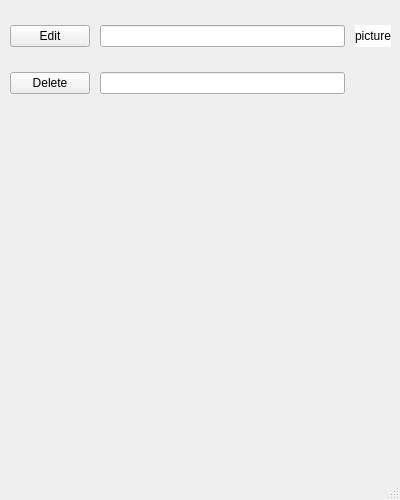
Old version of the form employeeAttendanceApp/ui/employList.ui in the repository AliValizade/Python_mini_projects.
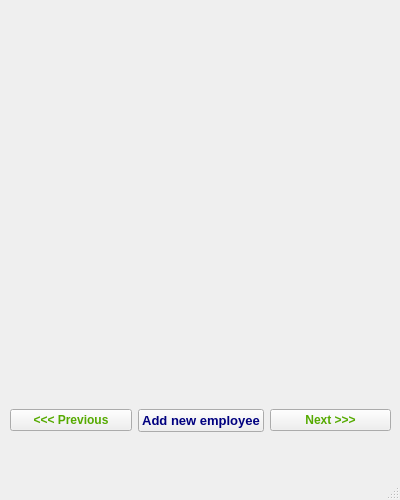
New version of the form.

Diff of the .ui file:
```diff
--- a/employeeAttendanceApp/ui/employList.ui
+++ b/employeeAttendanceApp/ui/employList.ui
@@ -13,55 +13,100 @@
   <property name="windowTitle">
    <string>List of employees</string>
   </property>
+  <property name="styleSheet">
+   <string notr="true">align-items: end;</string>
+  </property>
   <widget class="QWidget" name="centralwidget">
    <widget class="QWidget" name="gridLayoutWidget">
     <property name="geometry">
      <rect>
       <x>10</x>
-      <y>10</y>
+      <y>409</y>
       <width>381</width>
-      <height>101</height>
+      <height>50</height>
      </rect>
     </property>
-    <layout class="QGridLayout" name="gridLayout" rowstretch="0,0">
-     <property name="spacing">
-      <number>10</number>
-     </property>
+    <layout class="QGridLayout" name="gridLayout1">
      <item row="0" column="1">
-      <widget class="QLineEdit" name="lineEdit_name"/>
-     </item>
-     <item row="1" column="1">
-      <widget class="QLineEdit" name="lineEdit_pos"/>
-     </item>
-     <item row="1" column="0">
-      <widget class="QPushButton" name="delete_btn">
+      <widget class="QPushButton" name="add_btn">
+       <property name="font">
+        <font>
+         <pointsize>10</pointsize>
+         <bold>true</bold>
+        </font>
+       </property>
+       <property name="styleSheet">
+        <string notr="true">color: rgb(0, 0, 127);
+</string>
+       </property>
        <property name="text">
-        <string>Delete</string>
+        <string>Add new employee</string>
        </property>
       </widget>
      </item>
      <item row="0" column="2">
-      <widget class="QLabel" name="pic_lbl">
+      <widget class="QPushButton" name="next_btn">
+       <property name="font">
+        <font>
+         <bold>true</bold>
+        </font>
+       </property>
        <property name="styleSheet">
-        <string notr="true">background-color: rgb(255, 255, 255);</string>
+        <string notr="true">color: rgb(85, 170, 0);</string>
        </property>
        <property name="text">
-        <string>picture</string>
+        <string>Next &gt;&gt;&gt;</string>
+       </property>
+      </widget>
+     </item>
+     <item row="0" column="0">
+      <widget class="QPushButton" name="prev_btn">
+       <property name="font">
+        <font>
+         <bold>true</bold>
+        </font>
+       </property>
+       <property name="styleSheet">
+        <string notr="true">color: rgb(85, 170, 0);
+</string>
+       </property>
+       <property name="text">
+        <string>&lt;&lt;&lt; Previous</string>
+       </property>
+      </widget>
+     </item>
+     <item row="1" column="1">
+      <widget class="QLabel" name="page_lbl">
+       <property name="font">
+        <font>
+         <italic>true</italic>
+         <bold>true</bold>
+        </font>
+       </property>
+       <property name="styleSheet">
+        <string notr="true">color: rgb(85, 170, 0);</string>
+       </property>
+       <property name="text">
+        <string/>
        </property>
        <property name="alignment">
         <set>Qt::AlignCenter</set>
        </property>
       </widget>
      </item>
-     <item row="0" column="0">
-      <widget class="QPushButton" name="edit_btn">
-       <property name="text">
-        <string>Edit</string>
-       </property>
-      </widget>
-     </item>
     </layout>
    </widget>
+   <widget class="QWidget" name="gridLayoutWidget_2">
+    <property name="geometry">
+     <rect>
+      <x>10</x>
+      <y>10</y>
+      <width>381</width>
+      <height>391</height>
+     </rect>
+    </property>
+    <layout class="QGridLayout" name="gridLayout"/>
+   </widget>
   </widget>
   <widget class="QMenuBar" name="menubar">
    <property name="geometry">
```
Left out of the diff: 3 changed lines with no effect on the pictures.
